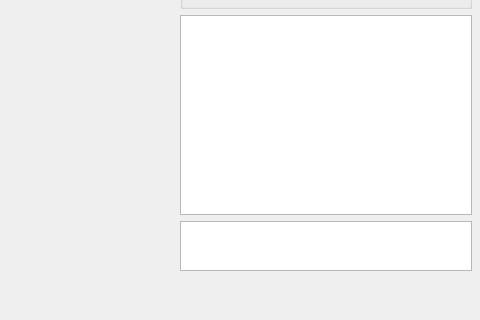
gg-master/VISDOM_project, file data/ui/main_window.ui: the form before one commit; both pictures show x 701 to 1181 and y 332 to 652 of the 1181 by 652 pixel window.
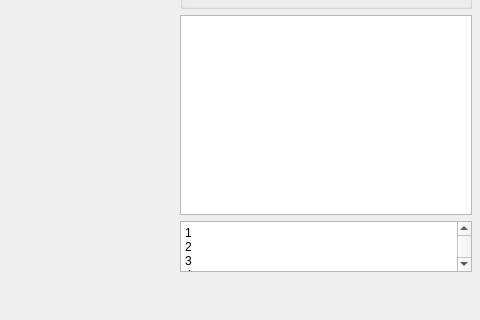
The form after the commit. Custom widgets are drawn as their Qt base class.

The edit to the form file:
```diff
--- a/data/ui/main_window.ui
+++ b/data/ui/main_window.ui
@@ -539,7 +539,7 @@
           <property name="maximumSize">
            <size>
             <width>16777215</width>
-            <height>50</height>
+            <height>70</height>
            </size>
           </property>
           <property name="frameShape">
@@ -549,7 +549,12 @@
            <bool>true</bool>
           </property>
           <property name="plainText">
-           <string/>
+           <string>1
+2
+3
+4
+5
+6</string>
           </property>
          </widget>
         </item>
```
